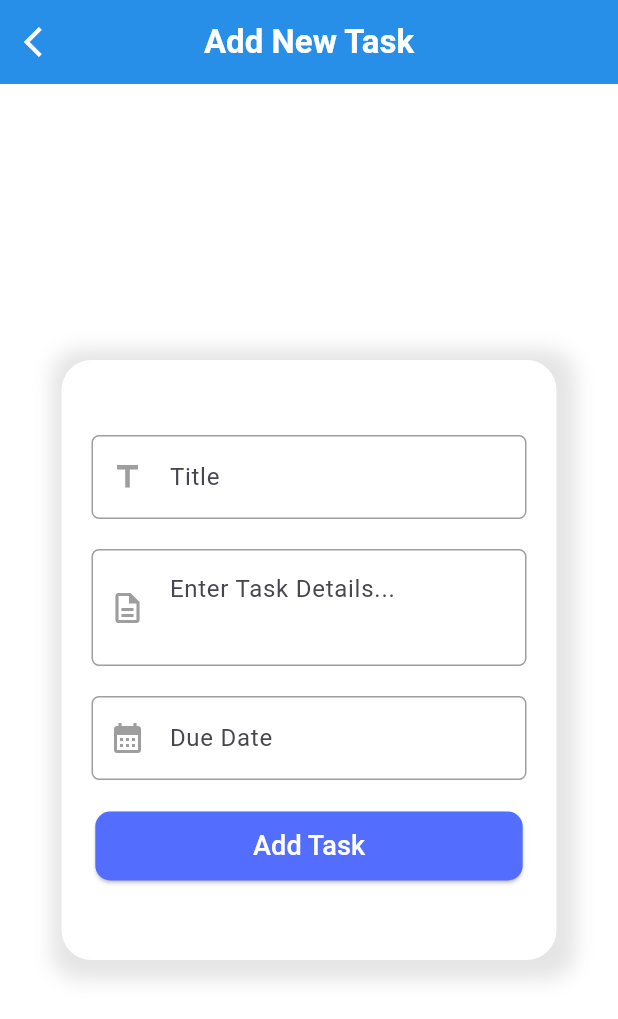
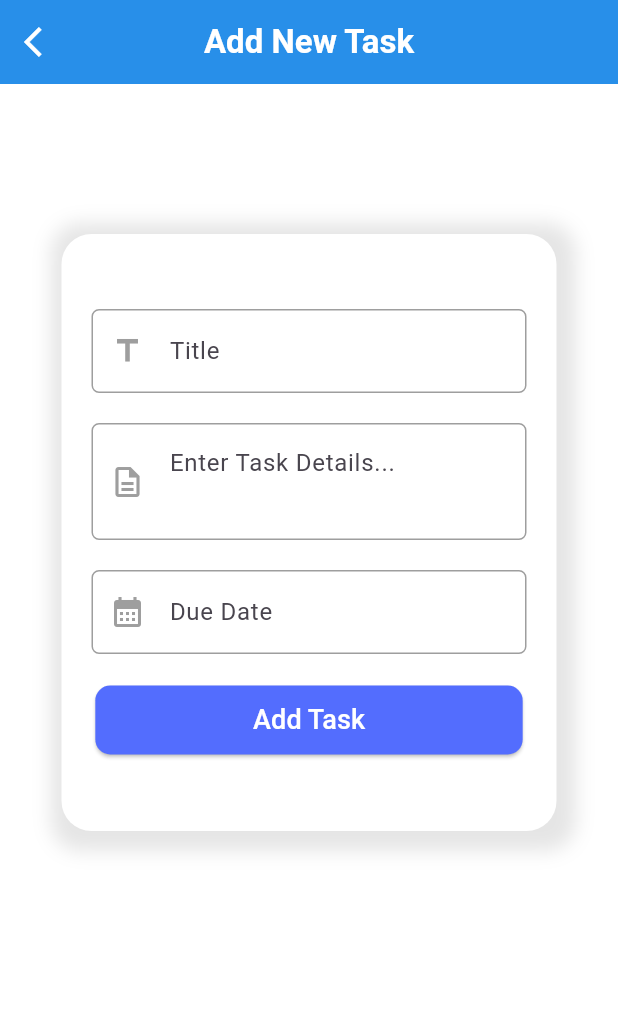
Before and after one commit to raeeskhan371/todo_app_level_1, a Flutter app: the AddTask screen opened directly, on a phone screen of 412 x 824 dp. Shown: the top 1019 px of the screen. Run offline on Flutter 3.47's test engine with Material 3 defaults, Android fonts, the phone set to English and light mode, and no system bars; our stand-ins replace font_awesome_flutter, sqflite; accounts and stored records are empty.

Commit message:
todo app completed

```diff
--- a/lib/Screen/Add_Screen.dart
+++ b/lib/Screen/Add_Screen.dart
@@ -26,6 +26,8 @@ class _AddTaskState extends State<AddTask> {
   Widget build(BuildContext context) {
     return SafeArea(
       child: Scaffold(
+        backgroundColor: Colors.white,
+        resizeToAvoidBottomInset: true,
         /// AppBar Section
         appBar: AppBar(
           centerTitle: true,
@@ -36,6 +38,7 @@ class _AddTaskState extends State<AddTask> {
           ),
           leading: IconButton(
             onPressed: () {
+
               Navigator.pop(context);
             },
             icon: Icon(Icons.arrow_back_ios),
@@ -45,19 +48,11 @@ class _AddTaskState extends State<AddTask> {
         ),
 
         /// Body Section
-        body: Center(
+        body: SingleChildScrollView(
+          child: Center(
             child: Container(
-            width: double.infinity,
-            height: double.infinity,
-            color: Colors.white,
-
-            /// Parent  MainColumn
-            child: Column(
-              mainAxisAlignment: MainAxisAlignment.center,
-              children: [
-                Container(
+              margin: EdgeInsets.symmetric(vertical: 100),
               width: 330,
-                  height: 400,
               decoration: BoxDecoration(
                 color: Colors.white,
                 borderRadius: BorderRadius.circular(20),
@@ -74,12 +69,13 @@ class _AddTaskState extends State<AddTask> {
               /// TextFields Column
               /// /// TextFields
               child: Padding(
-                    padding: const EdgeInsets.only(
+                padding: EdgeInsets.only(
+                  bottom: 50,
                   top: 50,
                   left: 20,
                   right: 20,
                 ),
-                    child: Column(
+                child: Column(mainAxisSize: MainAxisSize.min,
                   children: [
                     /// TextField Title
                     TextFormField(
@@ -140,6 +136,7 @@ class _AddTaskState extends State<AddTask> {
 
                     /// DueDate Field
                     TextFormField(
+                      keyboardType: TextInputType.number,
                       controller: dueDateController,
                       readOnly: false,
                       textAlignVertical: TextAlignVertical.center,
@@ -214,8 +211,6 @@ class _AddTaskState extends State<AddTask> {
                 ),
               ),
             ),
-              ],
-            ),
           ),
         ),
       ),
```
Also changed, not shown: lib/Screen/Home_Screen.dart (+63 -22 lines). Lines whose indentation alone changed are shown as unchanged.
